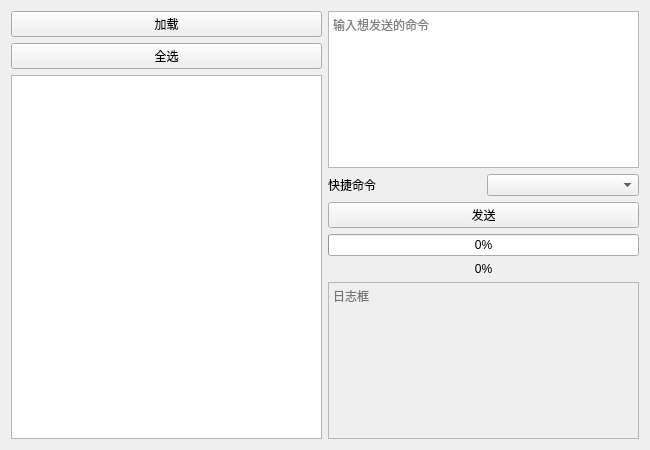
First picture: the form in src/page/command/command.ui, repository superhuap/mythware_tools, before the edit.
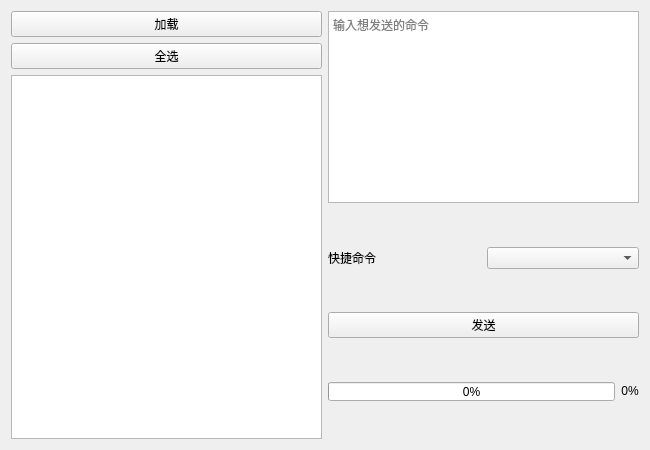
Second picture: the form after the edit. Custom widgets are drawn as their Qt base class.

Diff of the .ui file:
```diff
--- a/src/page/command/command.ui
+++ b/src/page/command/command.ui
@@ -13,7 +13,7 @@
   <property name="windowTitle">
    <string>command</string>
   </property>
-  <layout class="QHBoxLayout" name="horizontalLayout">
+  <layout class="QHBoxLayout" name="horizontalLayout_3">
    <item>
     <layout class="QVBoxLayout" name="verticalLayout">
      <item>
@@ -40,7 +40,7 @@
      <item>
       <widget class="ElaPlainTextEdit" name="plainTextEdit_cmd">
        <property name="sizePolicy">
-        <sizepolicy hsizetype="Expanding" vsizetype="Preferred">
+        <sizepolicy hsizetype="Expanding" vsizetype="Fixed">
          <horstretch>0</horstretch>
          <verstretch>0</verstretch>
         </sizepolicy>
@@ -50,10 +50,29 @@
        </property>
       </widget>
      </item>
+     <item>
+      <spacer name="verticalSpacer_3">
+       <property name="orientation">
+        <enum>Qt::Vertical</enum>
+       </property>
+       <property name="sizeHint" stdset="0">
+        <size>
+         <width>20</width>
+         <height>40</height>
+        </size>
+       </property>
+      </spacer>
+     </item>
      <item>
       <layout class="QHBoxLayout" name="horizontalLayout_2">
        <item>
         <widget class="ElaText" name="label">
+         <property name="sizePolicy">
+          <sizepolicy hsizetype="Preferred" vsizetype="Fixed">
+           <horstretch>0</horstretch>
+           <verstretch>0</verstretch>
+          </sizepolicy>
+         </property>
          <property name="text">
           <string>快捷命令</string>
          </property>
@@ -68,6 +87,19 @@
        </item>
       </layout>
      </item>
+     <item>
+      <spacer name="verticalSpacer">
+       <property name="orientation">
+        <enum>Qt::Vertical</enum>
+       </property>
+       <property name="sizeHint" stdset="0">
+        <size>
+         <width>20</width>
+         <height>40</height>
+        </size>
+       </property>
+      </spacer>
+     </item>
      <item>
       <widget class="ElaPushButton" name="pushButton_send">
        <property name="text">
@@ -76,7 +108,28 @@
       </widget>
      </item>
      <item>
+      <spacer name="verticalSpacer_2">
+       <property name="orientation">
+        <enum>Qt::Vertical</enum>
+       </property>
+       <property name="sizeHint" stdset="0">
+        <size>
+         <width>20</width>
+         <height>40</height>
+        </size>
+       </property>
+      </spacer>
+     </item>
+     <item>
+      <layout class="QHBoxLayout" name="horizontalLayout">
+       <item>
       <widget class="ElaProgressBar" name="progressBar">
+         <property name="sizePolicy">
+          <sizepolicy hsizetype="Expanding" vsizetype="Expanding">
+           <horstretch>0</horstretch>
+           <verstretch>0</verstretch>
+          </sizepolicy>
+         </property>
        <property name="value">
         <number>0</number>
        </property>
@@ -104,15 +157,20 @@
        </property>
       </widget>
      </item>
+      </layout>
+     </item>
      <item>
-      <widget class="ElaPlainTextEdit" name="plainTextEdit_log">
-       <property name="enabled">
-        <bool>false</bool>
+      <spacer name="verticalSpacer_4">
+       <property name="orientation">
+        <enum>Qt::Vertical</enum>
        </property>
-       <property name="placeholderText">
-        <string>日志框</string>
+       <property name="sizeHint" stdset="0">
+        <size>
+         <width>20</width>
+         <height>40</height>
+        </size>
        </property>
-      </widget>
+      </spacer>
      </item>
     </layout>
    </item>
```
Left out of the diff: 2 changed lines with no effect on the pictures. Lines whose indentation alone changed are shown as unchanged.
